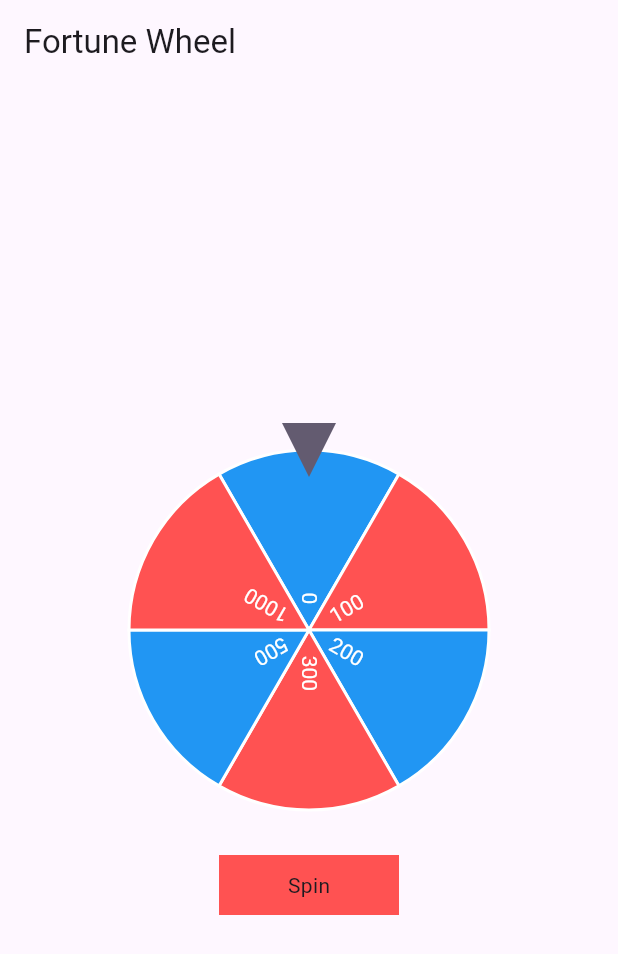
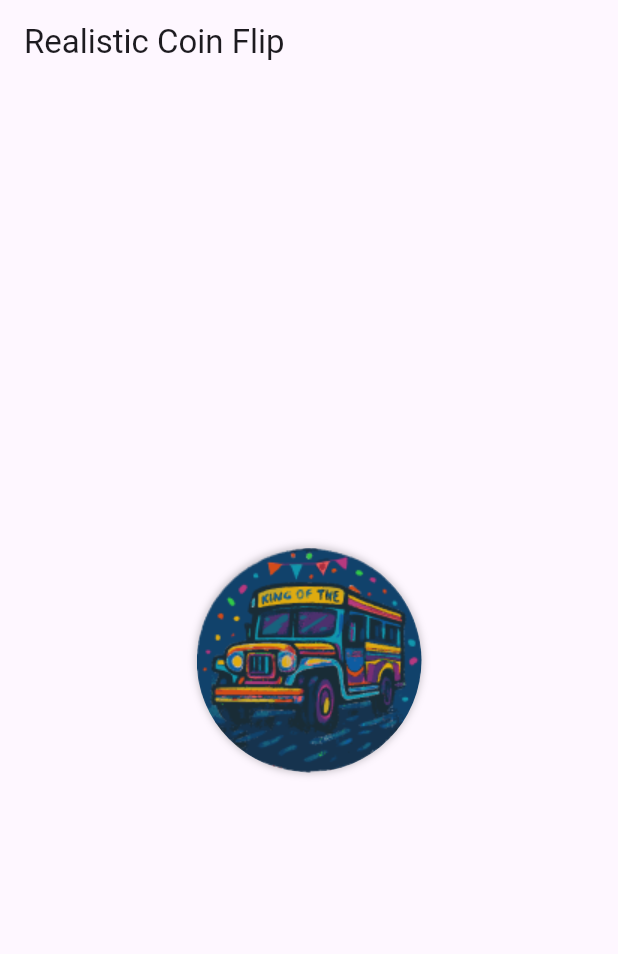
Before and after one commit to Keobiii/flutter_animation, a Flutter app: the screen it shows after launch, on a phone screen of 412 x 824 dp. Shown: the top 954 px of the screen. Run offline on Flutter 3.47's test engine with Material 3 defaults, Android fonts, the phone set to English and light mode, and no system bars; drawn by our look-alikes of flutter_fortune_wheel; our stand-ins replace rxdart.

Commit message:
coin flip animation

```diff
--- a/lib/data/wheel_random_prize.dart
+++ b/lib/data/wheel_random_prize.dart
@@ -4,7 +4,7 @@ class PrizeManager {
   static List<int> prizes = [0, 100, 200, 300, 500, 1000];
 
   static int getRandomPrize() {
-    final random = Fortune.randomInt(0, 1000); // Random number from 0 to 999
+    final random = Fortune.randomInt(0, 1000);
 
     if (random < 900) {
       return prizes[0]; // 0
--- a/lib/main.dart
+++ b/lib/main.dart
@@ -1,4 +1,5 @@
 import 'package:flutter/material.dart';
+import 'package:flutter_animation/pages/coin_flip_animation.dart';
 import 'package:flutter_animation/pages/flip_card_animation.dart';
 import 'package:flutter_animation/pages/wheel_animation.dart';
 
@@ -17,7 +18,7 @@ class MyApp extends StatelessWidget {
       theme: ThemeData(
         colorScheme: ColorScheme.fromSeed(seedColor: Colors.deepPurple),
       ),
-      home: WheelAnimation(),
+      home: CoinFlipAnimation(),
     );
   }
 }
--- /dev/null
+++ b/lib/pages/coin_flip_animation.dart
@@ -0,0 +1,98 @@
+import 'dart:math';
+
+import 'package:flutter/material.dart';
+
+class CoinFlipAnimation extends StatefulWidget {
+  const CoinFlipAnimation({super.key});
+
+  @override
+  State<CoinFlipAnimation> createState() => _CoinFlipAnimationState();
+}
+
+class _CoinFlipAnimationState extends State<CoinFlipAnimation>
+    with SingleTickerProviderStateMixin {
+  late AnimationController _controller;
+  late Animation<double> _animation;
+
+  bool _isFront = true;
+
+  @override
+  void initState() {
+    super.initState();
+    _controller = AnimationController(
+      duration: const Duration(seconds: 1),
+      vsync: this,
+    );
+
+    _animation = Tween<double>(begin: 0, end: 1).animate(
+      CurvedAnimation(parent: _controller, curve: Curves.easeInOut),
+    );
+  }
+
+  void _toggleCard() {
+    if (_isFront) {
+      _controller.forward();
+    } else {
+      _controller.reverse();
+    }
+    setState(() {
+      _isFront = !_isFront;
+    });
+  }
+
+  @override
+  void dispose() {
+    _controller.dispose();
+    super.dispose();
+  }
+
+  @override
+  Widget build(BuildContext context) {
+    return Scaffold(
+      appBar: AppBar(title: const Text('Realistic Coin Flip')),
+      body: Center(
+        child: GestureDetector(
+          onTap: _toggleCard,
+          child: AnimatedBuilder(
+            animation: _animation,
+            builder: (context, child) {
+              double angle = _animation.value * pi; // 0 to π (180°)
+              bool isFrontVisible = angle <= pi / 2;
+
+              return Transform(
+                alignment: Alignment.center,
+                transform: Matrix4.identity()
+                  ..setEntry(3, 2, 0.001)
+                  ..rotateX(angle),
+                child: isFrontVisible
+                    ? _buildCoinImage('assets/images/front.png')
+                    : Transform(
+                        alignment: Alignment.center,
+                        transform: Matrix4.identity()..scale(1.0, -1.0),
+                        child: _buildCoinImage('assets/images/pog1.png'),
+                      ),
+              );
+            },
+          ),
+        ),
+      ),
+    );
+  }
+
+  Widget _buildCoinImage(String assetPath) {
+    return Container(
+      width: 150,
+      height: 150,
+      decoration: const BoxDecoration(
+        shape: BoxShape.circle,
+        boxShadow: [BoxShadow(blurRadius: 4, color: Colors.black26)],
+      ),
+      child: ClipOval(
+        child: Image.asset(
+          assetPath,
+          fit: BoxFit.cover,
+        ),
+      ),
+    );
+  }
+}
--- a/pubspec.yaml
+++ b/pubspec.yaml
@@ -61,8 +61,9 @@ flutter:
   uses-material-design: true
 
   # To add assets to your application, add an assets section, like this:
-  # assets:
-  #   - images/a_dot_burr.jpeg
+  assets:
+    - assets/images/front.png
+    - assets/images/pog1.png
   #   - images/a_dot_ham.jpeg
 
   # An image asset can refer to one or more resolution-specific "variants", see
```
Also changed, not shown: assets/images/equalizer.png (added), assets/images/front.png (added), assets/images/pog1.png (added), assets/images/pog2.png (added), pubspec.lock.
